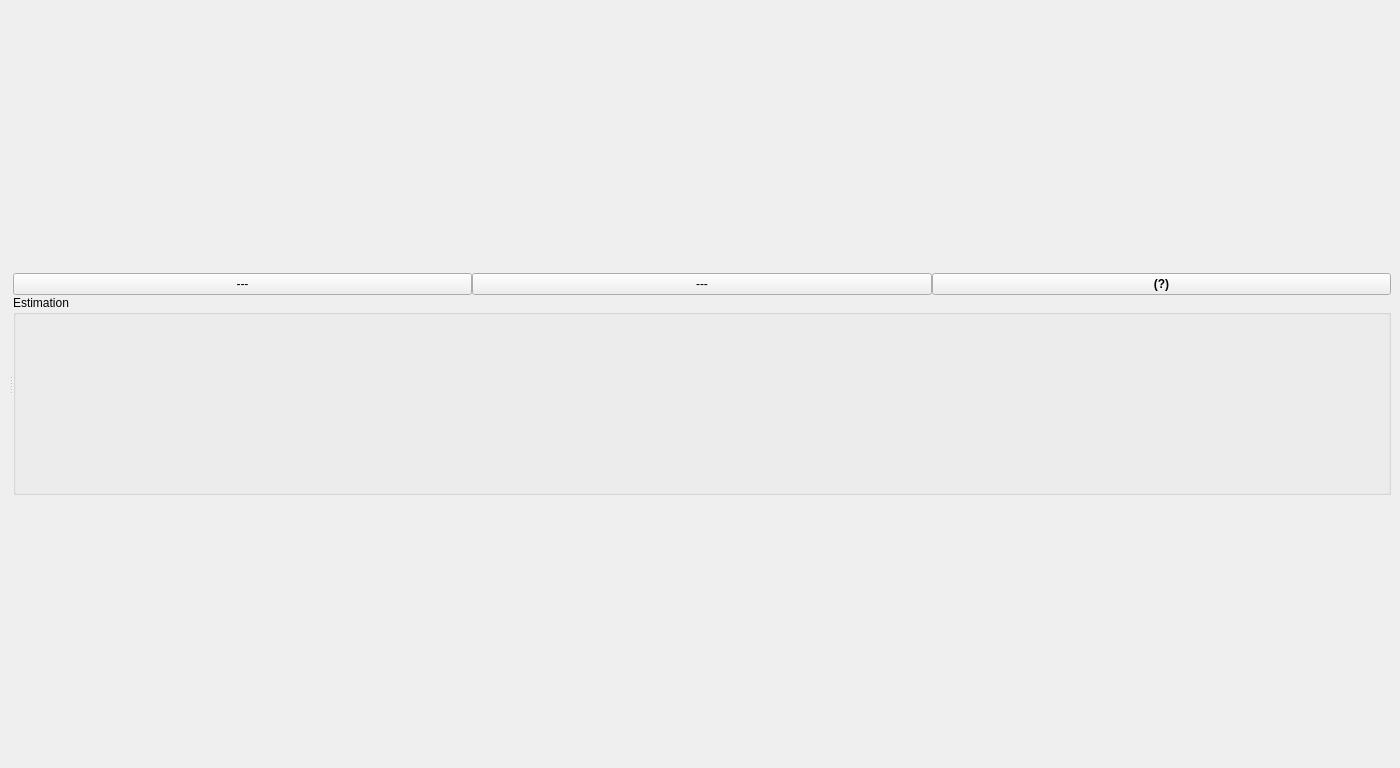
Before: the Qt Designer form mainwindow.ui in anatoltrush/OscillO, drawn with Qt 5.
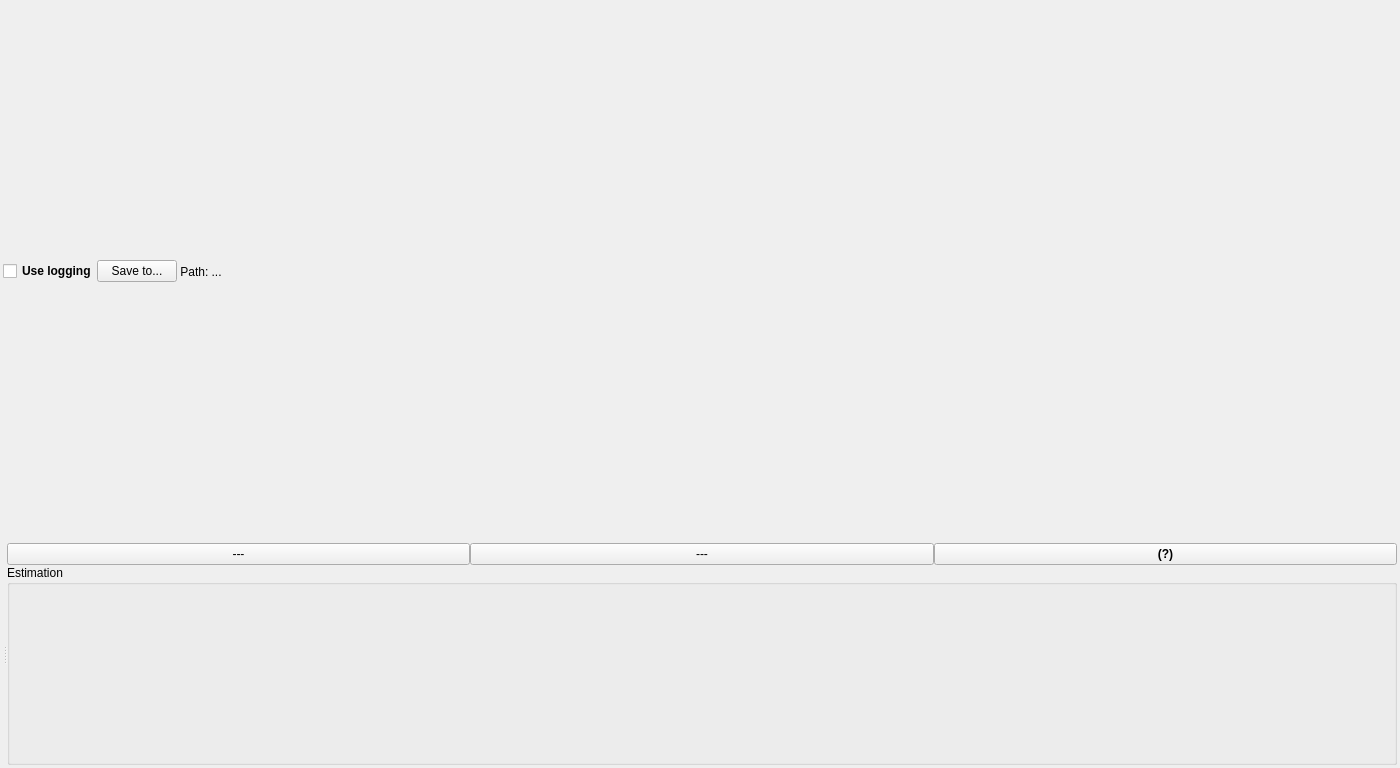
After: the same form once the commit is applied.

```diff
--- a/mainwindow.ui
+++ b/mainwindow.ui
@@ -15,8 +15,29 @@
   </property>
   <widget class="QWidget" name="centralwidget">
    <layout class="QGridLayout" name="gridLayout">
-    <item row="0" column="0">
+    <property name="leftMargin">
+     <number>3</number>
+    </property>
+    <property name="topMargin">
+     <number>3</number>
+    </property>
+    <property name="rightMargin">
+     <number>3</number>
+    </property>
+    <property name="bottomMargin">
+     <number>3</number>
+    </property>
+    <property name="spacing">
+     <number>3</number>
+    </property>
+    <item row="1" column="0">
      <widget class="QSplitter" name="splitter">
+      <property name="sizePolicy">
+       <sizepolicy hsizetype="Expanding" vsizetype="Expanding">
+        <horstretch>0</horstretch>
+        <verstretch>0</verstretch>
+       </sizepolicy>
+      </property>
       <property name="orientation">
        <enum>Qt::Horizontal</enum>
       </property>
@@ -92,6 +113,55 @@
       </widget>
      </widget>
     </item>
+    <item row="0" column="0">
+     <layout class="QHBoxLayout" name="horizontalLayout_2">
+      <property name="spacing">
+       <number>0</number>
+      </property>
+      <property name="sizeConstraint">
+       <enum>QLayout::SetMinimumSize</enum>
+      </property>
+      <item>
+       <widget class="QCheckBox" name="cBUseLog">
+        <property name="sizePolicy">
+         <sizepolicy hsizetype="Fixed" vsizetype="Fixed">
+          <horstretch>0</horstretch>
+          <verstretch>0</verstretch>
+         </sizepolicy>
+        </property>
+        <property name="font">
+         <font>
+          <weight>75</weight>
+          <bold>true</bold>
+         </font>
+        </property>
+        <property name="text">
+         <string>Use logging</string>
+        </property>
+       </widget>
+      </item>
+      <item>
+       <widget class="QPushButton" name="pBDirSaveData">
+        <property name="sizePolicy">
+         <sizepolicy hsizetype="Fixed" vsizetype="Fixed">
+          <horstretch>0</horstretch>
+          <verstretch>0</verstretch>
+         </sizepolicy>
+        </property>
+        <property name="text">
+         <string>Save to...</string>
+        </property>
+       </widget>
+      </item>
+      <item>
+       <widget class="QLabel" name="lPathSaveData">
+        <property name="text">
+         <string> Path: ...</string>
+        </property>
+       </widget>
+      </item>
+     </layout>
+    </item>
    </layout>
   </widget>
  </widget>
```
